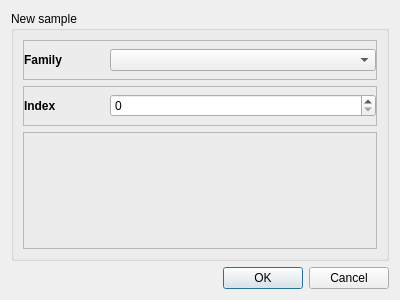
Qt form addnewdialog.ui (vvd7683/SimScanner) before a commit.
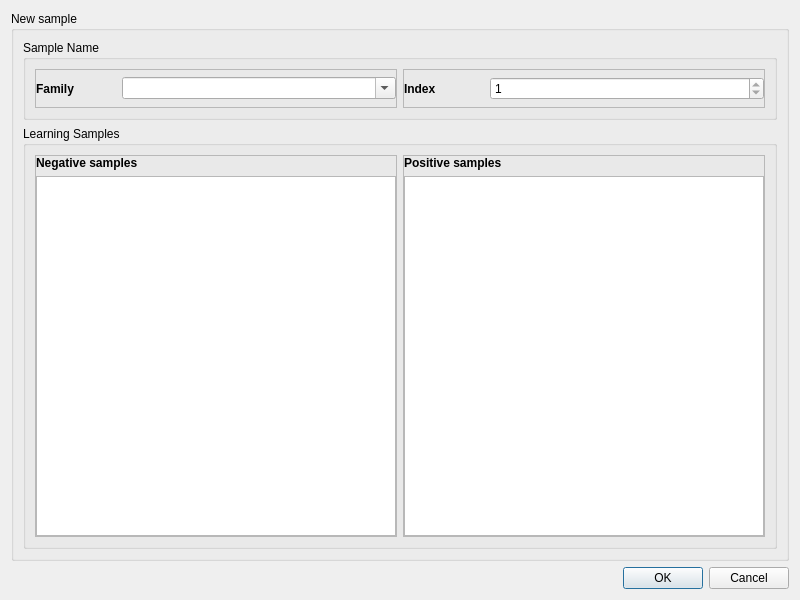
The same form after that commit. Icons and pictures are not drawn.

Commit message: Tree charts filling; TODO: correct resize of tree charts

Diff of the .ui file:
```diff
--- a/addnewdialog.ui
+++ b/addnewdialog.ui
@@ -6,10 +6,22 @@
    <rect>
     <x>0</x>
     <y>0</y>
-    <width>400</width>
-    <height>300</height>
+    <width>800</width>
+    <height>600</height>
    </rect>
   </property>
+  <property name="minimumSize">
+   <size>
+    <width>800</width>
+    <height>600</height>
+   </size>
+  </property>
+  <property name="maximumSize">
+   <size>
+    <width>800</width>
+    <height>600</height>
+   </size>
+  </property>
   <property name="windowTitle">
    <string>Add new</string>
   </property>
@@ -25,6 +37,24 @@
      </property>
      <layout class="QVBoxLayout" name="verticalLayout_2">
       <item>
+       <widget class="QGroupBox" name="gboxSampleName">
+        <property name="minimumSize">
+         <size>
+          <width>0</width>
+          <height>80</height>
+         </size>
+        </property>
+        <property name="maximumSize">
+         <size>
+          <width>16777215</width>
+          <height>80</height>
+         </size>
+        </property>
+        <property name="title">
+         <string>Sample Name</string>
+        </property>
+        <layout class="QHBoxLayout" name="horizontalLayout_3">
+         <item>
        <widget class="QFrame" name="frame_3">
         <property name="maximumSize">
          <size>
@@ -71,7 +101,14 @@
           </widget>
          </item>
          <item>
-          <widget class="QComboBox" name="cboxFamily"/>
+             <widget class="QComboBox" name="cboxFamily">
+              <property name="editable">
+               <bool>true</bool>
+              </property>
+              <property name="currentText">
+               <string/>
+              </property>
+             </widget>
          </item>
         </layout>
        </widget>
@@ -123,19 +160,108 @@
           </widget>
          </item>
          <item>
-          <widget class="QSpinBox" name="sboxIndex"/>
+             <widget class="QSpinBox" name="sboxIndex">
+              <property name="minimum">
+               <number>1</number>
+              </property>
+              <property name="maximum">
+               <number>1</number>
+              </property>
+             </widget>
          </item>
         </layout>
        </widget>
       </item>
+        </layout>
+       </widget>
+      </item>
       <item>
-       <widget class="QFrame" name="frame">
+       <widget class="QGroupBox" name="gboxSamples">
+        <property name="title">
+         <string>Learning Samples</string>
+        </property>
+        <layout class="QHBoxLayout" name="horizontalLayout_4">
+         <item>
+          <widget class="QFrame" name="frameNegativeSamples">
         <property name="frameShape">
          <enum>QFrame::StyledPanel</enum>
         </property>
         <property name="frameShadow">
          <enum>QFrame::Raised</enum>
         </property>
+           <layout class="QVBoxLayout" name="verticalLayout_5">
+            <property name="leftMargin">
+             <number>0</number>
+            </property>
+            <property name="topMargin">
+             <number>0</number>
+            </property>
+            <property name="rightMargin">
+             <number>0</number>
+            </property>
+            <property name="bottomMargin">
+             <number>0</number>
+            </property>
+            <item>
+             <widget class="QLabel" name="lNegativeSamples">
+              <property name="font">
+               <font>
+                <weight>75</weight>
+                <bold>true</bold>
+               </font>
+              </property>
+              <property name="text">
+               <string>Negative samples</string>
+              </property>
+             </widget>
+            </item>
+            <item>
+             <widget class="QTreeView" name="tvNegativeSamples"/>
+            </item>
+           </layout>
+          </widget>
+         </item>
+         <item>
+          <widget class="QFrame" name="framePositiveSamples">
+           <property name="frameShape">
+            <enum>QFrame::StyledPanel</enum>
+           </property>
+           <property name="frameShadow">
+            <enum>QFrame::Raised</enum>
+           </property>
+           <layout class="QVBoxLayout" name="verticalLayout_4">
+            <property name="leftMargin">
+             <number>0</number>
+            </property>
+            <property name="topMargin">
+             <number>0</number>
+            </property>
+            <property name="rightMargin">
+             <number>0</number>
+            </property>
+            <property name="bottomMargin">
+             <number>0</number>
+            </property>
+            <item>
+             <widget class="QLabel" name="lPositiveSamples">
+              <property name="font">
+               <font>
+                <weight>75</weight>
+                <bold>true</bold>
+               </font>
+              </property>
+              <property name="text">
+               <string>Positive samples</string>
+              </property>
+             </widget>
+            </item>
+            <item>
+             <widget class="QTreeView" name="tvPositiveSamples"/>
+            </item>
+           </layout>
+          </widget>
+         </item>
+        </layout>
        </widget>
       </item>
      </layout>
```
Left out of the diff: 2 changed lines with no effect on the pictures. Lines whose indentation alone changed are shown as unchanged. The commit also changes 12 other files.
